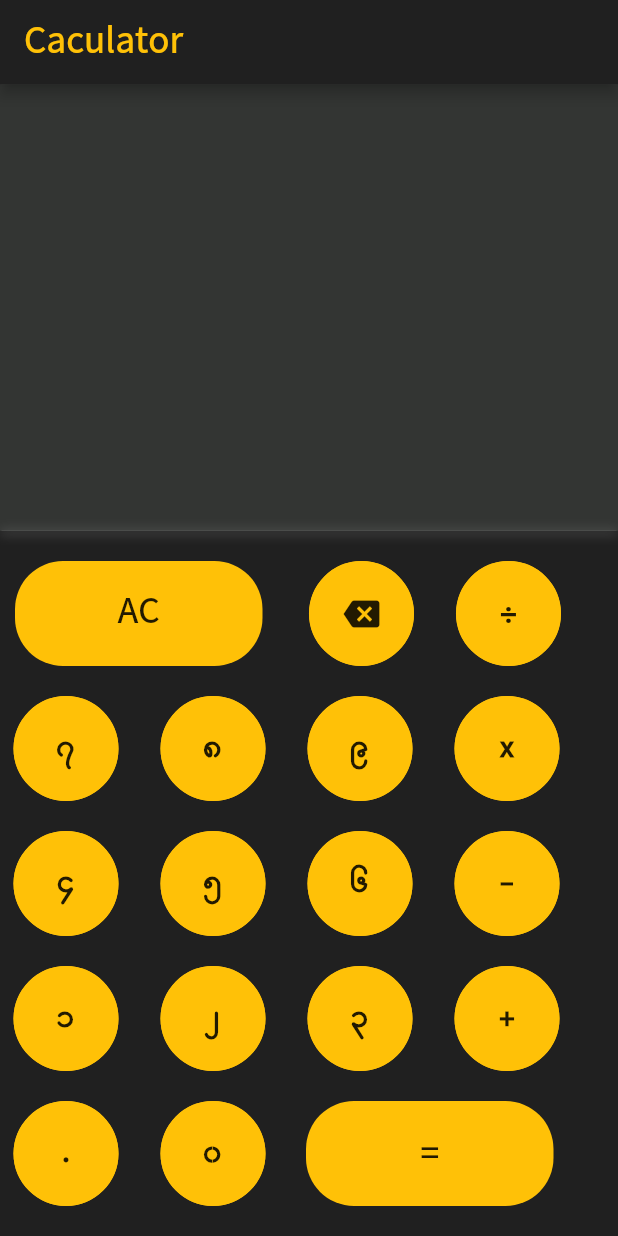
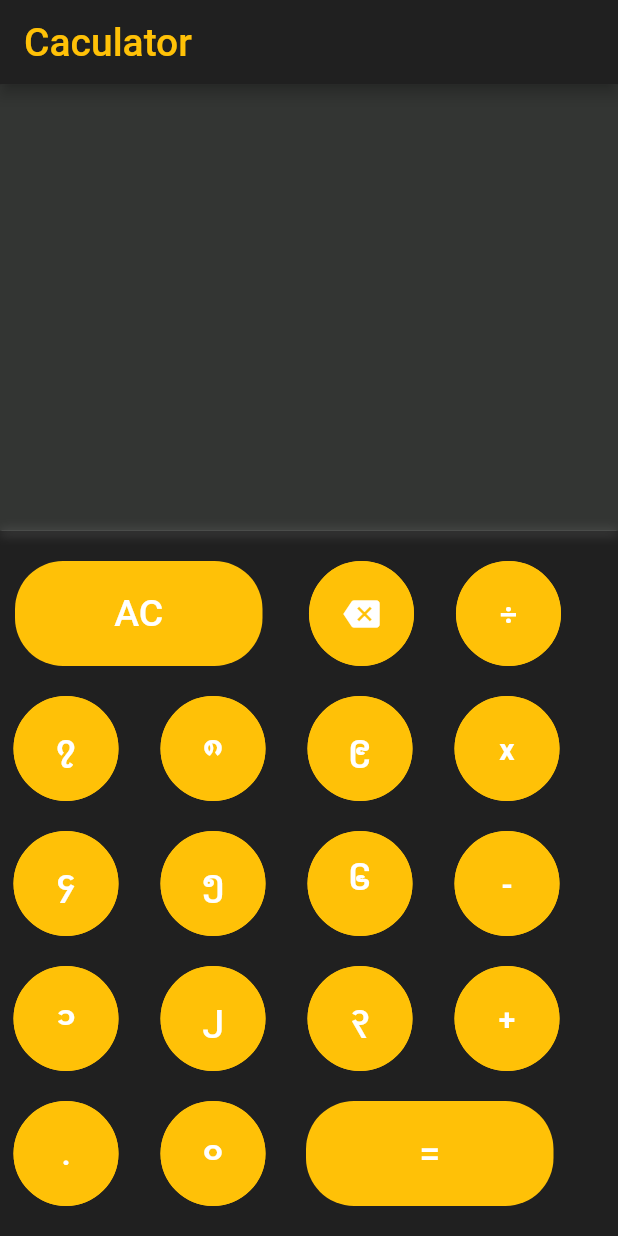
Before and after one commit to KyawMyo78/Caculator, a Flutter app: the screen it shows after launch, on a phone screen of 412 x 824 dp. Run offline on Flutter 3.47's test engine with Material 2 defaults, Android fonts, the phone set to English and light mode, and no system bars.

Commit message:
fourth commit

```diff
--- a/lib/main.dart
+++ b/lib/main.dart
@@ -9,10 +9,7 @@ class MyApp extends StatelessWidget {
     return new MaterialApp(
       debugShowCheckedModeBanner: false,
       title: 'Caculator',
-      theme: new ThemeData(
-        fontFamily: 'Pyidaungsu',
-        primarySwatch: Colors.blue,
-      ),
+      theme: new ThemeData.dark(),
       home: CaculatorView(),
     );
   }
```
